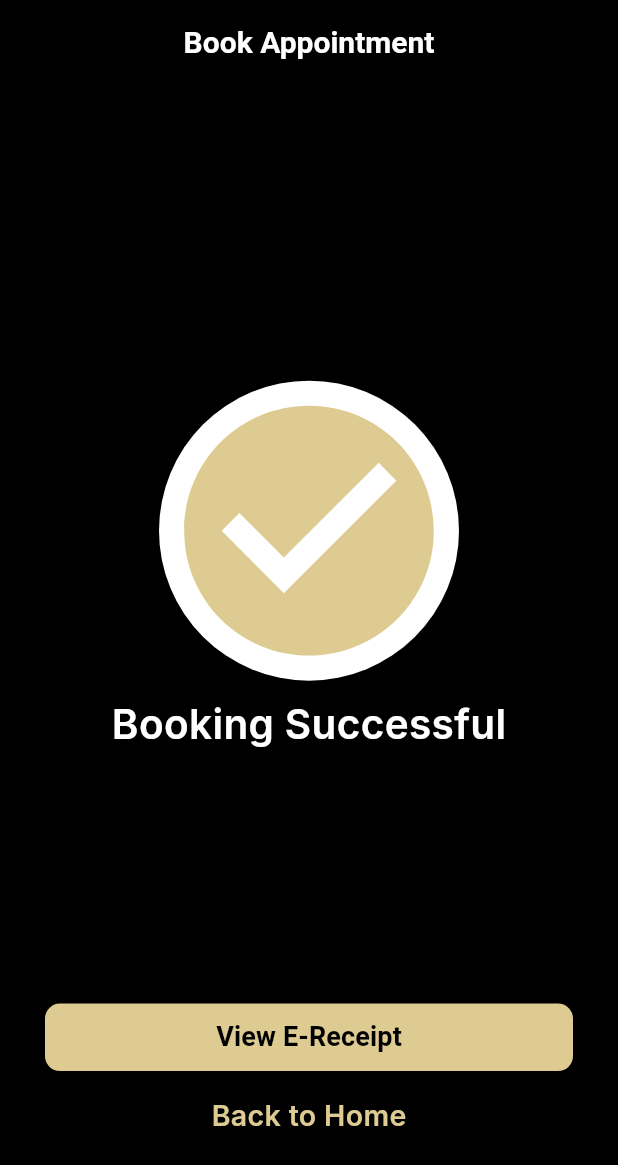
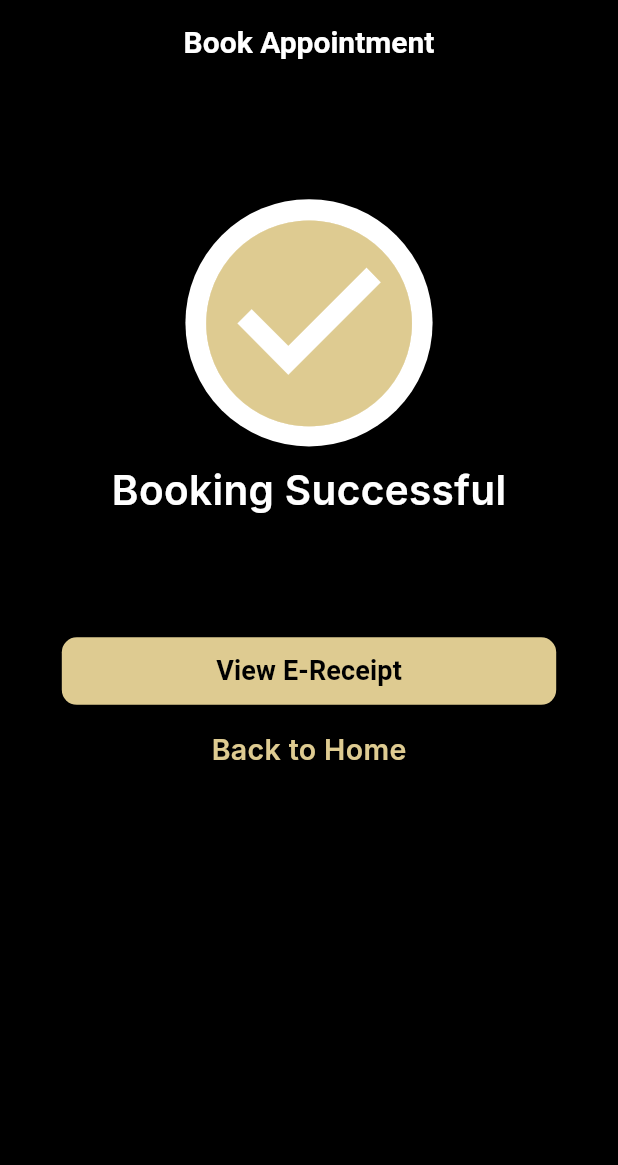
Before and after one commit to TuongPhamCT/HairVibe, a Flutter app: the SuccessBooking screen opened by its route, on a phone screen of 412 x 824 dp. Shown: the top 1165 px of the screen. Run offline on Flutter 3.47's test engine with Material 3 defaults, Android fonts, the phone set to English and light mode, and no system bars; our stand-ins replace cloud_firestore, connectivity_plus, firebase_auth, firebase_core, firebase_storage, flutter_rating_bar and 5 more; missing offline and left inert: font_awesome_icon_class; accounts and stored records are empty.

Commit message:
fix some responsive issue

```diff
--- a/lib/views/booking/success_booking.dart
+++ b/lib/views/booking/success_booking.dart
@@ -11,7 +11,6 @@ class SuccessBooking extends StatelessWidget {
 
   @override
   Widget build(BuildContext context) {
-    Size size = MediaQuery.of(context).size;
     return Scaffold(
       backgroundColor: Colors.black,
       appBar: AppBar(
@@ -20,19 +19,24 @@ class SuccessBooking extends StatelessWidget {
         centerTitle: true,
         title: Text('Book Appointment', style: TextDecor.homeTitle),
       ),
-      body: Column(
+      body: LayoutBuilder(
+        builder: (context, constraints) {
+          double iconSize = constraints.maxWidth * 0.4;
+          double padding = constraints.maxWidth * 0.1;
+
+          return Column(
             crossAxisAlignment: CrossAxisAlignment.center,
             children: [
-          SizedBox(width: size.width, height: size.height * 0.24),
+              SizedBox(height: constraints.maxHeight * 0.1),
               Container(
                 decoration: BoxDecoration(
                   color: Colors.white,
                   borderRadius: BorderRadius.circular(100),
                 ),
-            child: const Icon(
+                child: Icon(
                   Icons.check_circle,
                   color: Palette.primary,
-              size: 200,
+                  size: iconSize,
                 ),
               ),
               const SizedBox(height: 10),
@@ -40,12 +44,16 @@ class SuccessBooking extends StatelessWidget {
                 'Booking Successful',
                 style: TextDecor.inter27Semi,
               ),
-          SizedBox(width: size.width, height: size.height * 0.2),
-          CustomButton(
+              SizedBox(height: constraints.maxHeight * 0.1),
+              Padding(
+                padding: EdgeInsets.symmetric(horizontal: padding),
+                child: CustomButton(
                   onPressed: () {
                     Navigator.of(context).pushNamed(ViewBooking.routeName);
                   },
-              text: 'View E-Receipt'),
+                  text: 'View E-Receipt',
+                ),
+              ),
               const SizedBox(height: 15),
               Center(
                 child: InkWell(
@@ -59,6 +67,8 @@ class SuccessBooking extends StatelessWidget {
                 ),
               ),
             ],
+          );
+        },
       ),
     );
   }
```
Also changed, not shown: lib/views/all_barber/barber_item_detail.dart (+20 -15 lines), lib/views/appoinment/upcoming_tab.dart (+5 -8 lines), lib/views/barber_details/barber_review.dart (+7 -2 lines), lib/views/booking/confirm_booking.dart (+22 -22 lines), lib/widgets/list_view/review_item.dart (+12 -8 lines). Lines whose indentation alone changed are shown as unchanged.
